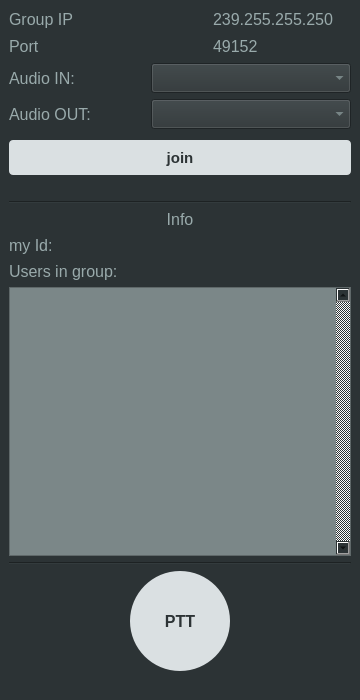
First picture: the form in audio_multicast/mainwindow.ui, repository fquad/AudioMulticast, before the edit.
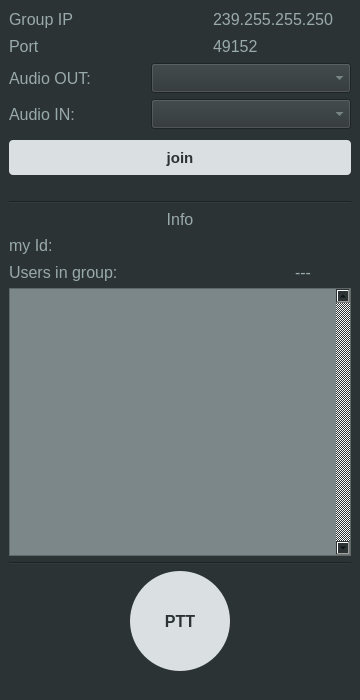
Second picture: the form after the edit.

```diff
--- a/audio_multicast/mainwindow.ui
+++ b/audio_multicast/mainwindow.ui
@@ -154,7 +154,7 @@
          <string notr="true">color: rgb(153, 170, 171);</string>
         </property>
         <property name="text">
-         <string>Audio IN:</string>
+         <string>Audio OUT:</string>
         </property>
         <property name="alignment">
          <set>Qt::AlignLeading|Qt::AlignLeft|Qt::AlignVCenter</set>
@@ -201,7 +201,7 @@
          <string notr="true">color: rgb(153, 170, 171);</string>
         </property>
         <property name="text">
-         <string>Audio OUT:</string>
+         <string>Audio IN:</string>
         </property>
         <property name="alignment">
          <set>Qt::AlignLeading|Qt::AlignLeft|Qt::AlignVCenter</set>
@@ -374,6 +374,8 @@
          </layout>
         </item>
         <item>
+         <layout class="QHBoxLayout" name="horizontalLayout_4">
+          <item>
          <widget class="QLabel" name="label_4">
           <property name="font">
            <font>
@@ -387,6 +389,42 @@
            <string>Users in group:</string>
           </property>
          </widget>
+          </item>
+          <item>
+           <widget class="QLabel" name="gui_n_user">
+            <property name="font">
+             <font>
+              <pointsize>12</pointsize>
+             </font>
+            </property>
+            <property name="styleSheet">
+             <string notr="true">color: rgb(153, 170, 171);</string>
+            </property>
+            <property name="text">
+             <string>---</string>
+            </property>
+            <property name="alignment">
+             <set>Qt::AlignRight|Qt::AlignTrailing|Qt::AlignVCenter</set>
+            </property>
+           </widget>
+          </item>
+          <item>
+           <spacer name="horizontalSpacer">
+            <property name="orientation">
+             <enum>Qt::Horizontal</enum>
+            </property>
+            <property name="sizeType">
+             <enum>QSizePolicy::Fixed</enum>
+            </property>
+            <property name="sizeHint" stdset="0">
+             <size>
+              <width>40</width>
+              <height>20</height>
+             </size>
+            </property>
+           </spacer>
+          </item>
+         </layout>
         </item>
         <item>
          <layout class="QHBoxLayout" name="horizontalLayout_2">
```
Lines whose indentation alone changed are shown as unchanged.
